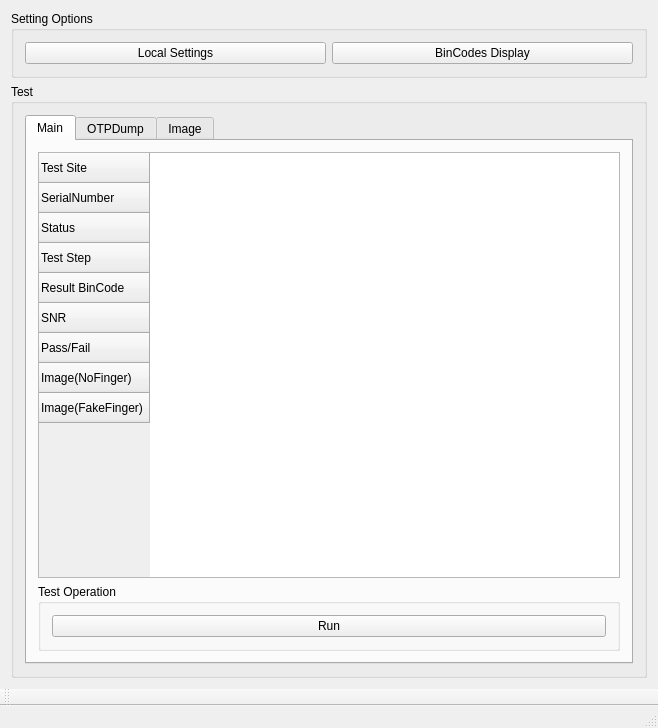
Before: the Qt Designer form Huangpu/fps_testexecutive.ui in fanmuzhi/huangpu, drawn with Qt 5.
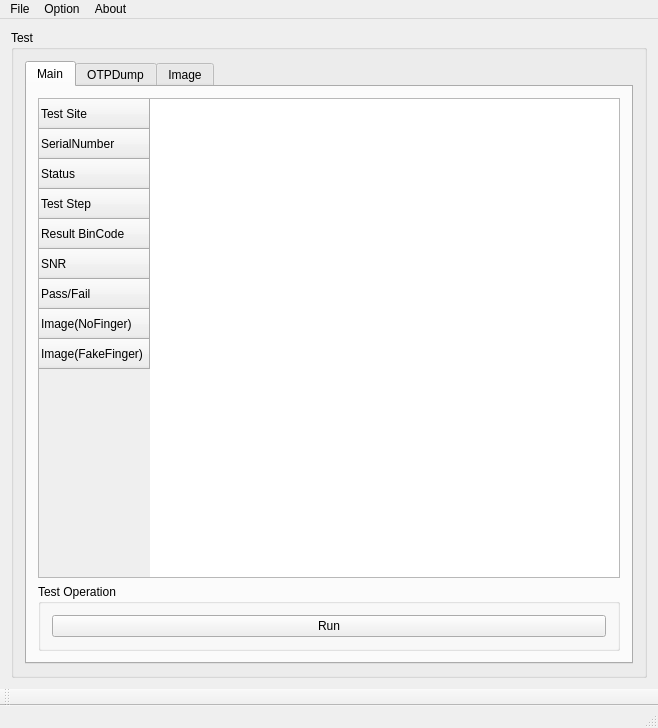
After: the same form once the commit is applied.

Patch:
```diff
--- a/Huangpu/fps_testexecutive.ui
+++ b/Huangpu/fps_testexecutive.ui
@@ -16,29 +16,6 @@
   <widget class="QWidget" name="centralWidget">
    <layout class="QGridLayout" name="gridLayout_4">
     <item row="0" column="0">
-     <widget class="QGroupBox" name="SettingOptionGroupBox">
-      <property name="title">
-       <string>Setting Options</string>
-      </property>
-      <layout class="QGridLayout" name="gridLayout_2">
-       <item row="0" column="0">
-        <widget class="QPushButton" name="LocalSettingsPushButton">
-         <property name="text">
-          <string>Local Settings</string>
-         </property>
-        </widget>
-       </item>
-       <item row="0" column="1">
-        <widget class="QPushButton" name="BinCodesDisplayPushButton">
-         <property name="text">
-          <string>BinCodes Display</string>
-         </property>
-        </widget>
-       </item>
-      </layout>
-     </widget>
-    </item>
-    <item row="1" column="0">
      <widget class="QGroupBox" name="TestGroupBox">
       <property name="title">
        <string>Test</string>
@@ -270,6 +247,38 @@
    </attribute>
   </widget>
   <widget class="QStatusBar" name="statusBar"/>
+  <widget class="QMenuBar" name="menuBar">
+   <property name="geometry">
+    <rect>
+     <x>0</x>
+     <y>0</y>
+     <width>658</width>
+     <height>21</height>
+    </rect>
+   </property>
+   <widget class="QMenu" name="menuFile">
+    <property name="title">
+     <string>File</string>
+    </property>
+    <addaction name="actionExit"/>
+   </widget>
+   <widget class="QMenu" name="menuOption">
+    <property name="title">
+     <string>Option</string>
+    </property>
+    <addaction name="actionLocalSetttings"/>
+    <addaction name="actionBinCodes"/>
+   </widget>
+   <widget class="QMenu" name="menuAbout">
+    <property name="title">
+     <string>About</string>
+    </property>
+    <addaction name="actionAbout_FPS_Test_Executive"/>
+   </widget>
+   <addaction name="menuFile"/>
+   <addaction name="menuOption"/>
+   <addaction name="menuAbout"/>
+  </widget>
   <action name="openAct">
    <property name="text">
     <string>Open...</string>
```
Left out of the diff: 20 changed lines with no effect on the pictures.
